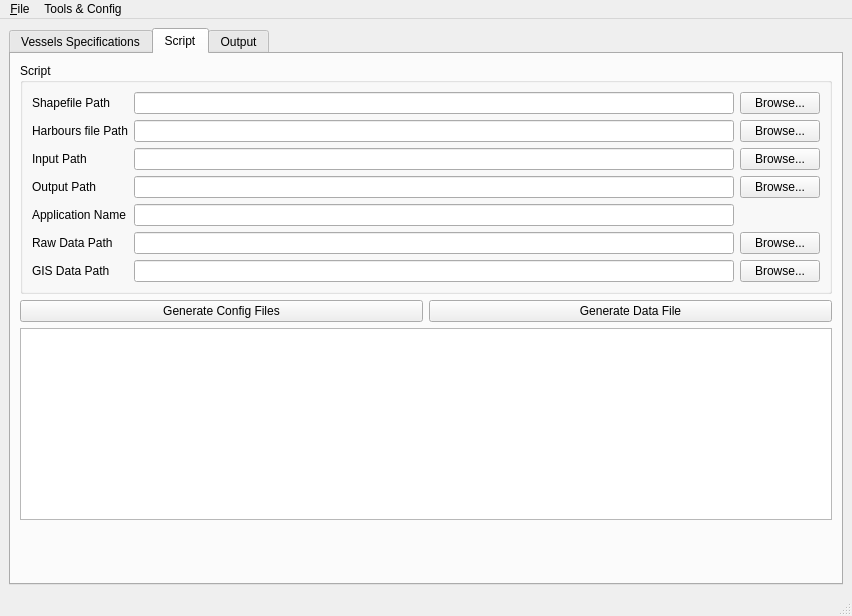
Old version of the form vesseleditor/vesseleditormainwindow.ui in the repository frabas/DISPLACE_GUI.
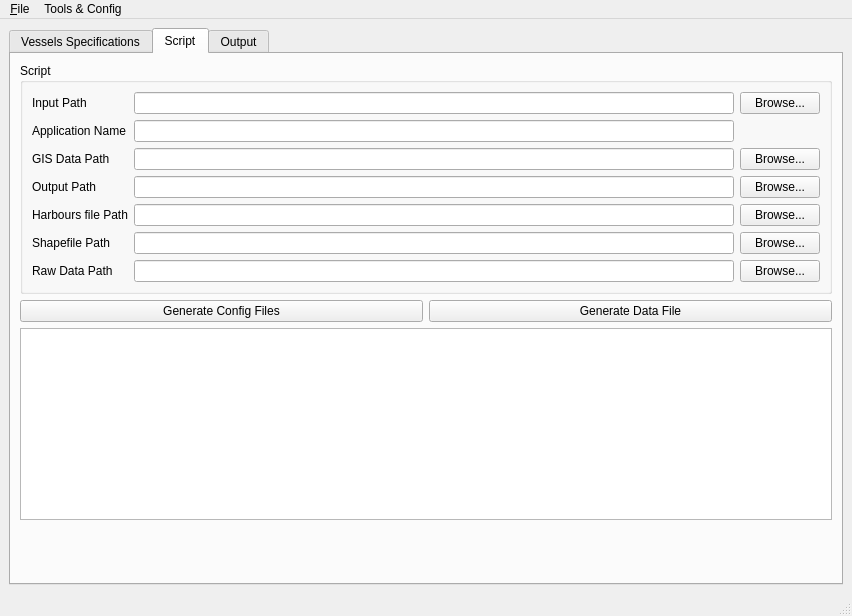
New version of the form.

Commit message: Arguments list fixed according to new R script GenerateVesselsConfigFiles.R

Diff of the .ui file:
```diff
--- a/vesseleditor/vesseleditormainwindow.ui
+++ b/vesseleditor/vesseleditormainwindow.ui
@@ -73,6 +73,20 @@
            <string>Script</string>
           </property>
           <layout class="QGridLayout" name="gridLayout">
+           <item row="10" column="0">
+            <widget class="QLabel" name="label_2">
+             <property name="text">
+              <string>Harbours file Path</string>
+             </property>
+            </widget>
+           </item>
+           <item row="8" column="0">
+            <widget class="QLabel" name="label_5">
+             <property name="text">
+              <string>Output Path</string>
+             </property>
+            </widget>
+           </item>
            <item row="6" column="0">
             <widget class="QLabel" name="label_8">
              <property name="text">
@@ -80,62 +94,14 @@
              </property>
             </widget>
            </item>
-           <item row="5" column="0">
-            <widget class="QLabel" name="label_7">
-             <property name="text">
-              <string>Raw Data Path</string>
-             </property>
-            </widget>
-           </item>
            <item row="6" column="1">
             <widget class="QLineEdit" name="gisPath"/>
            </item>
-           <item row="0" column="1">
-            <widget class="QLineEdit" name="shapefilePath"/>
-           </item>
            <item row="4" column="1">
             <widget class="QLineEdit" name="applicationName"/>
            </item>
-           <item row="3" column="1">
-            <widget class="QLineEdit" name="outputPath"/>
-           </item>
-           <item row="3" column="0">
-            <widget class="QLabel" name="label_5">
-             <property name="text">
-              <string>Output Path</string>
-             </property>
-            </widget>
-           </item>
-           <item row="3" column="3">
-            <widget class="QPushButton" name="browseOutputPath">
-             <property name="text">
-              <string>Browse...</string>
-             </property>
-            </widget>
-           </item>
-           <item row="1" column="0">
-            <widget class="QLabel" name="label_2">
-             <property name="text">
-              <string>Harbours file Path</string>
-             </property>
-            </widget>
-           </item>
-           <item row="0" column="0">
-            <widget class="QLabel" name="label_6">
-             <property name="text">
-              <string>Shapefile Path</string>
-             </property>
-            </widget>
-           </item>
-           <item row="1" column="3">
-            <widget class="QPushButton" name="browseHarboursPath">
-             <property name="text">
-              <string>Browse...</string>
-             </property>
-            </widget>
-           </item>
-           <item row="1" column="1">
-            <widget class="QLineEdit" name="harbourFilePath"/>
+           <item row="2" column="1">
+            <widget class="QLineEdit" name="inputPath"/>
            </item>
            <item row="2" column="0">
             <widget class="QLabel" name="label_9">
@@ -144,19 +110,6 @@
              </property>
             </widget>
            </item>
-           <item row="2" column="1">
-            <widget class="QLineEdit" name="inputPath"/>
-           </item>
-           <item row="5" column="1">
-            <widget class="QLineEdit" name="rawPath"/>
-           </item>
-           <item row="0" column="3">
-            <widget class="QPushButton" name="browseShapefilePath">
-             <property name="text">
-              <string>Browse...</string>
-             </property>
-            </widget>
-           </item>
            <item row="4" column="0">
             <widget class="QLabel" name="label_3">
              <property name="text">
@@ -171,13 +124,6 @@
              </property>
             </widget>
            </item>
-           <item row="5" column="3">
-            <widget class="QPushButton" name="browseRawPath">
-             <property name="text">
-              <string>Browse...</string>
-             </property>
-            </widget>
-           </item>
            <item row="6" column="3">
             <widget class="QPushButton" name="browseGISPath">
              <property name="text">
@@ -185,6 +131,60 @@
              </property>
             </widget>
            </item>
+           <item row="8" column="1">
+            <widget class="QLineEdit" name="outputPath"/>
+           </item>
+           <item row="10" column="3">
+            <widget class="QPushButton" name="browseHarboursPath">
+             <property name="text">
+              <string>Browse...</string>
+             </property>
+            </widget>
+           </item>
+           <item row="8" column="3">
+            <widget class="QPushButton" name="browseOutputPath">
+             <property name="text">
+              <string>Browse...</string>
+             </property>
+            </widget>
+           </item>
+           <item row="10" column="1">
+            <widget class="QLineEdit" name="harbourFilePath"/>
+           </item>
+           <item row="11" column="0">
+            <widget class="QLabel" name="label_6">
+             <property name="text">
+              <string>Shapefile Path</string>
+             </property>
+            </widget>
+           </item>
+           <item row="11" column="3">
+            <widget class="QPushButton" name="browseShapefilePath">
+             <property name="text">
+              <string>Browse...</string>
+             </property>
+            </widget>
+           </item>
+           <item row="11" column="1">
+            <widget class="QLineEdit" name="shapefilePath"/>
+           </item>
+           <item row="12" column="3">
+            <widget class="QPushButton" name="browseRawPath">
+             <property name="text">
+              <string>Browse...</string>
+             </property>
+            </widget>
+           </item>
+           <item row="12" column="0">
+            <widget class="QLabel" name="label_7">
+             <property name="text">
+              <string>Raw Data Path</string>
+             </property>
+            </widget>
+           </item>
+           <item row="12" column="1">
+            <widget class="QLineEdit" name="rawPath"/>
+           </item>
           </layout>
          </widget>
         </item>
```
Left out of the diff: 10 changed lines with no effect on the pictures. The commit also changes 1 other file.
